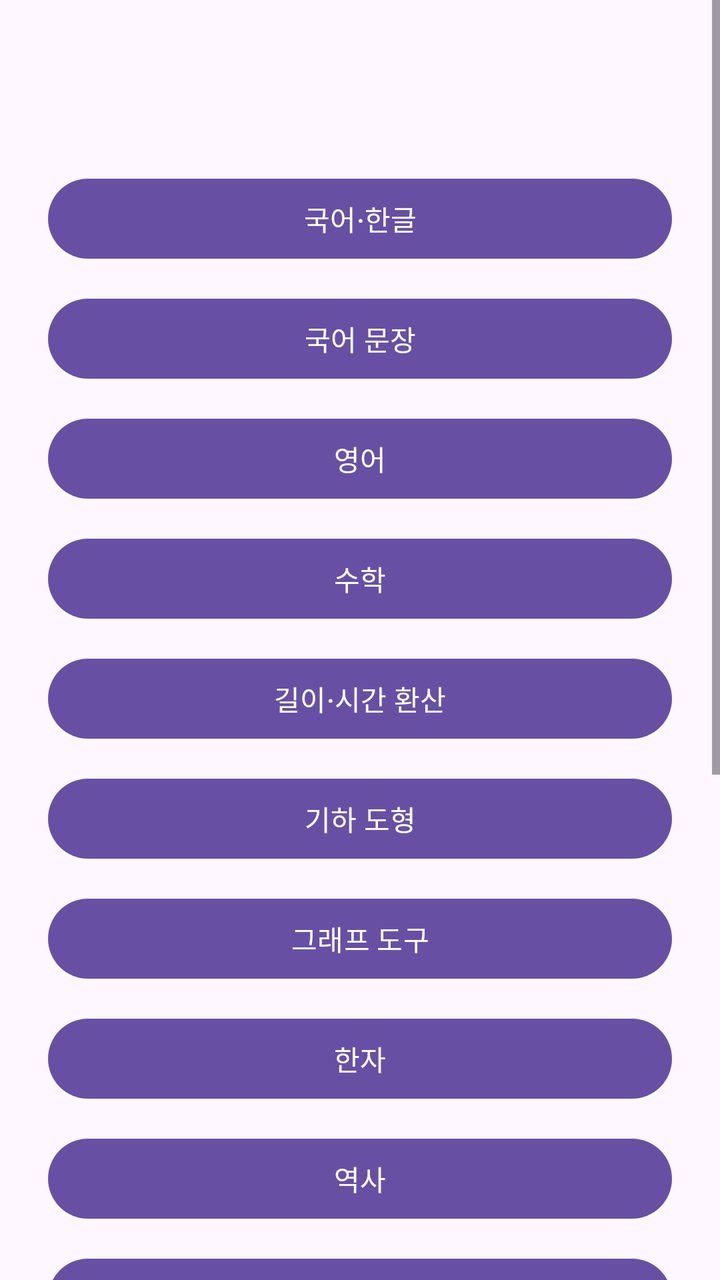
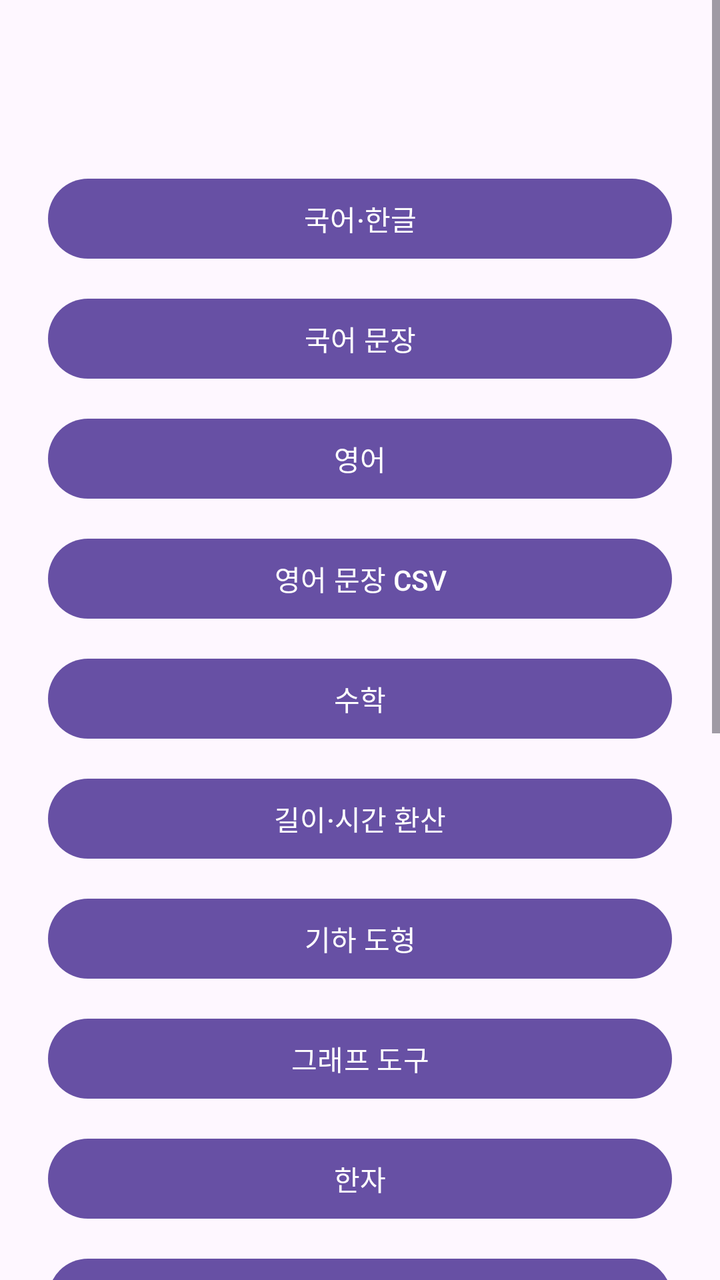

An Android layout rendered at two revisions. The XML below is the earlier revision; the diff shows what the commit changed to produce the second picture.
<!-- AndroidManifest.xml: application theme Theme.Eunhyo2 -->
<!-- res/layout/activity_school_menu.xml -->
<?xml version="1.0" encoding="utf-8"?>
<ScrollView xmlns:android="http://schemas.android.com/apk/res/android"
    android:layout_width="match_parent"
    android:layout_height="match_parent">

    <LinearLayout
        android:layout_width="match_parent"
        android:layout_height="wrap_content"
        android:orientation="vertical"
        android:padding="24dp">

        <TextView
            android:id="@+id/textSchoolLevel"
            android:layout_width="match_parent"
            android:layout_height="wrap_content"
            android:gravity="center"
            android:textAppearance="@style/TextAppearance.Material3.HeadlineMedium" />

        <com.google.android.material.button.MaterialButton android:id="@+id/buttonKorean" android:layout_width="match_parent" android:layout_height="wrap_content" android:layout_marginTop="24dp" android:text="국어·한글" />
        <com.google.android.material.button.MaterialButton android:id="@+id/buttonKoreanPhrase" android:layout_width="match_parent" android:layout_height="wrap_content" android:layout_marginTop="12dp" android:text="국어 문장" />
        <com.google.android.material.button.MaterialButton android:id="@+id/buttonEnglish" android:layout_width="match_parent" android:layout_height="wrap_content" android:layout_marginTop="12dp" android:text="영어" />
        <com.google.android.material.button.MaterialButton android:id="@+id/buttonMath" android:layout_width="match_parent" android:layout_height="wrap_content" android:layout_marginTop="12dp" android:text="수학" />
        <com.google.android.material.button.MaterialButton android:id="@+id/buttonMeasurement" android:layout_width="match_parent" android:layout_height="wrap_content" android:layout_marginTop="12dp" android:text="길이·시간 환산" />
        <com.google.android.material.button.MaterialButton android:id="@+id/buttonGeometry" android:layout_width="match_parent" android:layout_height="wrap_content" android:layout_marginTop="12dp" android:text="기하 도형" />
        <com.google.android.material.button.MaterialButton android:id="@+id/buttonGraph" android:layout_width="match_parent" android:layout_height="wrap_content" android:layout_marginTop="12dp" android:text="그래프 도구" />
        <com.google.android.material.button.MaterialButton android:id="@+id/buttonHanja" android:layout_width="match_parent" android:layout_height="wrap_content" android:layout_marginTop="12dp" android:text="한자" />
        <com.google.android.material.button.MaterialButton android:id="@+id/buttonHistory" android:layout_width="match_parent" android:layout_height="wrap_content" android:layout_marginTop="12dp" android:text="역사" />
        <com.google.android.material.button.MaterialButton android:id="@+id/buttonClock" android:layout_width="match_parent" android:layout_height="wrap_content" android:layout_marginTop="12dp" android:text="시계 학습" />
        <com.google.android.material.button.MaterialButton android:id="@+id/buttonDrawing" android:layout_width="match_parent" android:layout_height="wrap_content" android:layout_marginTop="12dp" android:text="그리기 연습" />
        <com.google.android.material.button.MaterialButton android:id="@+id/buttonLinks" android:layout_width="match_parent" android:layout_height="wrap_content" android:layout_marginTop="12dp" android:text="교육 사이트" />
        <com.google.android.material.button.MaterialButton android:id="@+id/buttonMedia" android:layout_width="match_parent" android:layout_height="wrap_content" android:layout_marginTop="12dp" android:text="미디어 학습" />
        <com.google.android.material.button.MaterialButton android:id="@+id/buttonSports" android:layout_width="match_parent" android:layout_height="wrap_content" android:layout_marginTop="12dp" android:text="스포츠 학습" />
        <com.google.android.material.button.MaterialButton android:id="@+id/buttonAi" android:layout_width="match_parent" android:layout_height="wrap_content" android:layout_marginTop="12dp" android:text="AI 학습 도우미" />
        <com.google.android.material.button.MaterialButton android:id="@+id/buttonGame" android:layout_width="match_parent" android:layout_height="wrap_content" android:layout_marginTop="12dp" android:text="게임·점수" />
    </LinearLayout>
</ScrollView>
<!-- resources referenced by this layout -->
<resources>
  <style name="Theme.Eunhyo2" parent="Theme.Material3.DayNight.NoActionBar">
          <item name="android:windowLightStatusBar">true</item>
      </style>
</resources>

<!-- the commit's change to res/layout/activity_school_menu.xml (unified diff, before → after) -->
@@ -19,6 +19,7 @@
         <com.google.android.material.button.MaterialButton android:id="@+id/buttonKorean" android:layout_width="match_parent" android:layout_height="wrap_content" android:layout_marginTop="24dp" android:text="국어·한글" />
         <com.google.android.material.button.MaterialButton android:id="@+id/buttonKoreanPhrase" android:layout_width="match_parent" android:layout_height="wrap_content" android:layout_marginTop="12dp" android:text="국어 문장" />
         <com.google.android.material.button.MaterialButton android:id="@+id/buttonEnglish" android:layout_width="match_parent" android:layout_height="wrap_content" android:layout_marginTop="12dp" android:text="영어" />
+        <com.google.android.material.button.MaterialButton android:id="@+id/buttonEnglishSentence" android:layout_width="match_parent" android:layout_height="wrap_content" android:layout_marginTop="12dp" android:text="영어 문장 CSV" />
         <com.google.android.material.button.MaterialButton android:id="@+id/buttonMath" android:layout_width="match_parent" android:layout_height="wrap_content" android:layout_marginTop="12dp" android:text="수학" />
         <com.google.android.material.button.MaterialButton android:id="@+id/buttonMeasurement" android:layout_width="match_parent" android:layout_height="wrap_content" android:layout_marginTop="12dp" android:text="길이·시간 환산" />
         <com.google.android.material.button.MaterialButton android:id="@+id/buttonGeometry" android:layout_width="match_parent" android:layout_height="wrap_content" android:layout_marginTop="12dp" android:text="기하 도형" />
